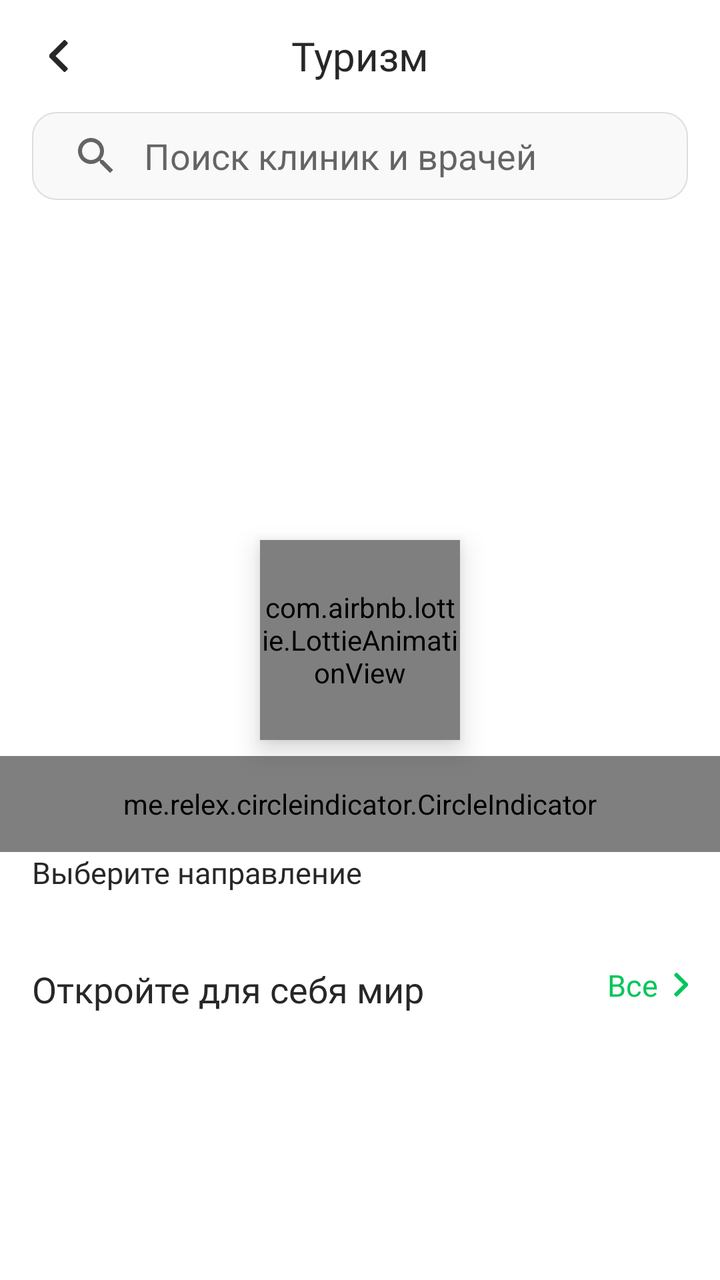
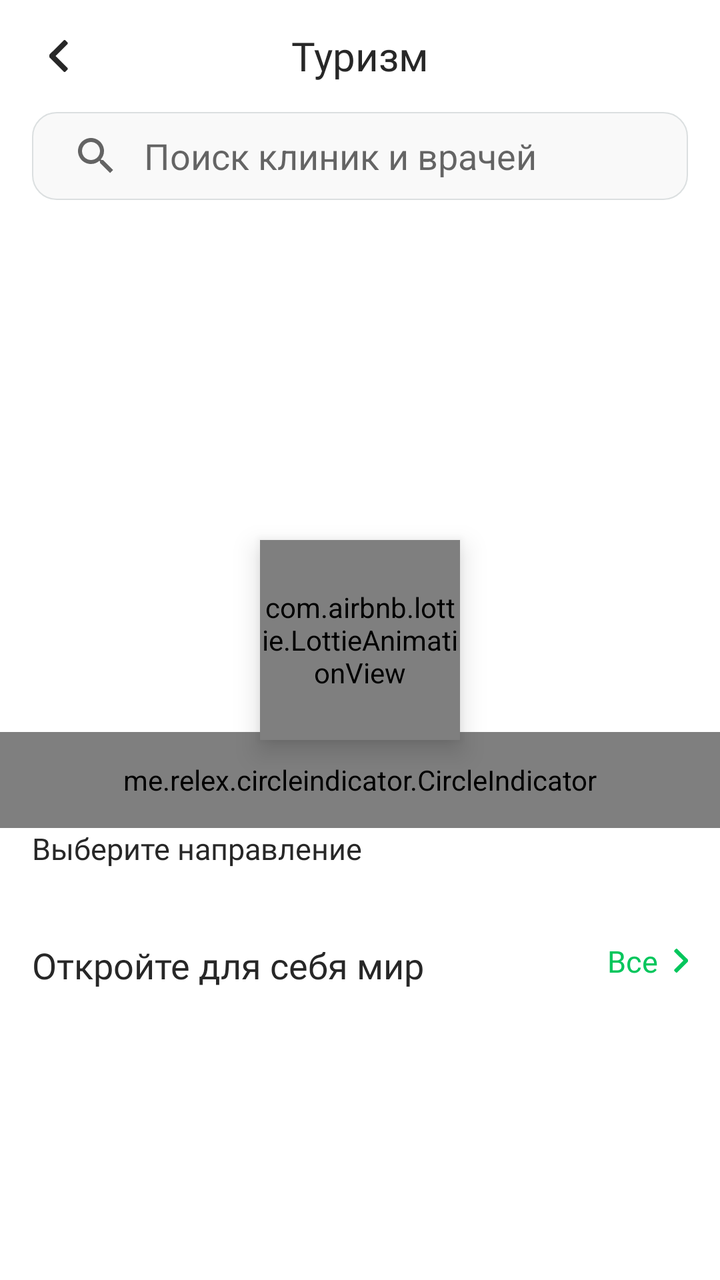

An Android layout rendered at two revisions. The XML below is the earlier revision; the diff shows what the commit changed to produce the second picture.
<!-- AndroidManifest.xml: application theme Theme.MyTaxiUz -->
<!-- res/layout/fragment_tourism_main.xml -->
<?xml version="1.0" encoding="utf-8"?>
<androidx.coordinatorlayout.widget.CoordinatorLayout xmlns:android="http://schemas.android.com/apk/res/android"
    android:layout_width="match_parent"
    xmlns:app="http://schemas.android.com/apk/res-auto"
    xmlns:tools="http://schemas.android.com/tools"
    android:orientation="vertical"
    tools:context=".fragments.tourism.mainTourism.FragmentTourismMain"
    android:layout_height="match_parent">

    <androidx.appcompat.widget.LinearLayoutCompat
        android:layout_width="match_parent"
        android:layout_height="wrap_content"
        android:orientation="vertical">
        <RelativeLayout
            android:elevation="@dimen/margin_padding_4dp"
            android:layout_width="match_parent"
            android:id="@+id/toolbar"
            android:layout_height="?attr/actionBarSize">
            <androidx.appcompat.widget.AppCompatImageView
                android:layout_width="wrap_content"
                android:layout_height="wrap_content"
                android:id="@+id/backToHome"
                android:background="?attr/selectableItemBackgroundBorderless"
                android:clickable="true"
                android:padding="@dimen/margin_padding_12dp"
                android:src="@drawable/ic_arrow_left"
                android:layout_marginStart="@dimen/margin_padding_12dp"
                android:layout_centerVertical="true"
                android:focusable="true" />

            <TextView
                android:layout_width="wrap_content"
                android:layout_height="wrap_content"
                android:text="@string/tourism"
                android:textColor="@color/black"
                android:textSize="@dimen/text_size_20sp"
                android:fontFamily="@font/inter_medium"
                android:layout_centerInParent="true"/>

        </RelativeLayout>

        <androidx.core.widget.NestedScrollView
            android:layout_width="match_parent"
            android:layout_height="wrap_content"
            android:scrollbars="none">
            <androidx.appcompat.widget.LinearLayoutCompat
                android:layout_width="match_parent"
                android:layout_height="wrap_content"
                android:orientation="vertical">

                <androidx.appcompat.widget.SearchView
                    android:id="@+id/search_view"
                    android:layout_width="match_parent"
                    android:layout_height="44dp"
                    android:layout_marginHorizontal="@dimen/margin_padding_16"
                    android:background="@drawable/bg_grey_rounded"
                    app:iconifiedByDefault="false"
                    app:queryBackground="@null"
                    app:queryHint="Поиск клиник и врачей" />

                <androidx.recyclerview.widget.RecyclerView
                    android:id="@+id/recyclerViewChip"
                    android:layout_width="match_parent"
                    android:layout_height="wrap_content"
                    android:layout_marginTop="@dimen/margin_padding_12dp"
                    android:clipToPadding="false"
                    android:orientation="horizontal"
                    android:paddingStart="@dimen/margin_padding_16"
                    android:paddingEnd="@dimen/margin_padding_8dp"
                    app:layoutManager="androidx.recyclerview.widget.LinearLayoutManager"
                    tools:itemCount="6"
                    tools:listitem="@layout/layout_textview_chip" />



                <androidx.viewpager.widget.ViewPager
                    android:layout_width="match_parent"
                    android:layout_height="250dp"
                    android:paddingHorizontal="@dimen/margin_padding_16"
                    android:clipToPadding="false"
                    android:layout_marginTop="@dimen/margin_padding_16"
                    android:id="@+id/viewPager"/>
                <me.relex.circleindicator.CircleIndicator
                    android:id="@+id/indicator"
                    app:ci_drawable_unselected="@drawable/image_unselected"
                    app:ci_drawable="@drawable/image_selected"
                    android:layout_width="match_parent"
                    android:layout_height="48dp"/>



                <androidx.appcompat.widget.AppCompatTextView
                    android:layout_width="wrap_content"
                    android:layout_height="wrap_content"
                    android:text="@string/choose_direction"
                    android:textSize="@dimen/text_size_15sp"
                    android:layout_marginHorizontal="@dimen/margin_padding_16"
                    android:textColor="@color/black"
                    android:fontFamily="@font/inter_bold"/>

                <androidx.recyclerview.widget.RecyclerView
                    android:layout_width="match_parent"
                    android:layout_height="wrap_content"
                    android:layout_marginTop="@dimen/margin_padding_12dp"
                    android:id="@+id/recyclerView"/>

                <RelativeLayout
                    android:layout_marginTop="@dimen/margin_padding_24dp"
                    android:layout_width="wrap_content"
                    android:layout_marginHorizontal="@dimen/margin_padding_16"
                    android:layout_height="wrap_content">

                    <androidx.appcompat.widget.AppCompatTextView
                        android:layout_width="wrap_content"
                        android:layout_height="wrap_content"
                        android:fontFamily="@font/inter_bold"
                        android:text="@string/discover_the_world"
                        android:textColor="@color/black"
                        android:textSize="@dimen/text_size_18sp" />

                    <androidx.appcompat.widget.AppCompatTextView
                        android:id="@+id/all"
                        android:layout_width="wrap_content"
                        android:layout_height="wrap_content"
                        android:layout_alignParentEnd="true"
                        android:drawableEnd="@drawable/ic_arrow_right"
                        android:drawablePadding="@dimen/margin_padding_8dp"
                        android:fontFamily="@font/inter_medium"
                        android:text="@string/alll"
                        android:drawableTint="@color/green"
                        android:textColor="@color/green"
                        android:textSize="@dimen/text_size_15sp" />
                </RelativeLayout>


                <androidx.recyclerview.widget.RecyclerView
                    android:paddingBottom="@dimen/margin_padding_24dp"
                    android:layout_marginTop="@dimen/margin_padding_12dp"
                    android:layout_width="match_parent"
                    android:paddingStart="@dimen/margin_padding_16"
                    android:paddingEnd="7dp"
                    android:clipToPadding="false"
                    android:layout_height="wrap_content"
                    android:id="@+id/recyclerViewDiscover"/>


            </androidx.appcompat.widget.LinearLayoutCompat>
        </androidx.core.widget.NestedScrollView>
    </androidx.appcompat.widget.LinearLayoutCompat>

    <include layout="@layout/loader_lottie"
        android:id="@+id/loader"/>






</androidx.coordinatorlayout.widget.CoordinatorLayout>
<!-- res/layout/layout_textview_chip.xml (included above) -->
<?xml version="1.0" encoding="utf-8"?>
<androidx.appcompat.widget.AppCompatTextView xmlns:android="http://schemas.android.com/apk/res/android"
    android:layout_width="wrap_content"
    android:text="Пластическая хирургия"
    android:id="@+id/title"
    android:layout_marginEnd="@dimen/margin_padding_8dp"
    android:background="@drawable/chip_drawable"
    android:paddingHorizontal="@dimen/margin_padding_12dp"
    android:paddingVertical="@dimen/dimens_10dp"
    android:layout_height="wrap_content"/>
<!-- res/layout/loader_lottie.xml (included above) -->
<?xml version="1.0" encoding="utf-8"?>
<com.airbnb.lottie.LottieAnimationView
    android:layout_width="100dp"
    android:layout_height="100dp"
    xmlns:app="http://schemas.android.com/apk/res-auto"
    xmlns:android="http://schemas.android.com/apk/res/android"
    android:elevation="@dimen/margin_padding_8dp"
    android:layout_gravity="center"
    android:id="@+id/loader"
    app:lottie_autoPlay="true"
    app:lottie_loop="true"
    app:lottie_rawRes="@raw/loader"/>
<!-- resources referenced by this layout -->
<resources>
  <color name="black">#272727</color>
  <color name="green">#02C65C</color>
  <dimen name="dimens_10dp">10dp</dimen>
  <dimen name="margin_padding_12dp">12dp</dimen>
  <dimen name="margin_padding_16">16dp</dimen>
  <dimen name="margin_padding_24dp">24dp</dimen>
  <dimen name="margin_padding_4dp">4dp</dimen>
  <dimen name="margin_padding_8dp">8dp</dimen>
  <dimen name="text_size_15sp">15sp</dimen>
  <dimen name="text_size_18sp">18sp</dimen>
  <dimen name="text_size_20sp">20sp</dimen>
  <!-- drawable bg_grey_rounded (drawable) -->
  <?xml version="1.0" encoding="utf-8"?>
  <shape xmlns:android="http://schemas.android.com/apk/res/android"
      android:shape="rectangle">
      <solid android:color="@color/grey"/>
      <corners android:radius="@dimen/margin_padding_12dp"/>
      <stroke
          android:width="0.5dp"
          android:color="@color/dark_grey" />
  
  </shape>
  <!-- drawable chip_drawable (drawable) -->
  <?xml version="1.0" encoding="utf-8"?>
  <shape xmlns:android="http://schemas.android.com/apk/res/android">
  
      <corners android:radius="@dimen/dimen_32dp"/>
      <solid android:color="@color/grey"/>
  </shape>
  <!-- drawable image_selected (drawable) -->
  <?xml version="1.0" encoding="utf-8"?>
  <shape xmlns:android="http://schemas.android.com/apk/res/android">
  
      <corners android:radius="2.5dp"/>
      <solid android:color="@color/green"/>
      <size android:width="5dp" android:height="5dp"/>
  
  
  </shape>
  <!-- drawable image_unselected (drawable) -->
  <?xml version="1.0" encoding="utf-8"?>
  <shape xmlns:android="http://schemas.android.com/apk/res/android">
  
      <corners android:radius="2dp"/>
      <solid android:color="@color/dark_grey"/>
      <size android:width="3dp" android:height="3dp"/>
  
  </shape>
  <string name="alll">Все</string>
  <string name="choose_direction">Выберите направление</string>
  <string name="discover_the_world">Откройте для себя мир</string>
  <string name="tourism">Туризм</string>
  <style name="Theme.MyTaxiUz" parent="Theme.MaterialComponents.DayNight.DarkActionBar">
          
          <item name="colorPrimary">@color/green</item>
          <item name="colorPrimaryVariant">@color/green</item>
          <item name="colorOnPrimary">@color/white</item>
          
          <item name="colorSecondary">@color/yellow</item>
          <item name="colorSecondaryVariant">@color/yellow</item>
          <item name="colorOnSecondary">@color/black</item>
  
          <item name="colorAccent">@color/green</item>
          
          <item name="android:statusBarColor" tools:targetApi="l">@color/white</item>
          
          <item name="android:datePickerStyle">@style/MyDatePickerStyle</item>
      </style>
  <color name="grey">#F9F9F9</color>
  <color name="dark_grey">#DBDFE0</color>
  <dimen name="dimen_32dp">32dp</dimen>
  <color name="white">#FFFFFFFF</color>
  <color name="yellow">#FFB802</color>
  <style name="MyDatePickerStyle" parent="@android:style/Widget.DeviceDefault.DatePicker">
          <item name="android:headerBackground">@color/red</item>
          <item name="android:headerMonthTextAppearance">@style/MyDatePickerTextAppearance</item>
      </style>
  <color name="red">#FF6060</color>
  <style name="MyDatePickerTextAppearance" parent="TextAppearance.AppCompat.Body1">
          <item name="android:textColor">@drawable/my_color_state_list</item>
      </style>
  <!-- drawable my_color_state_list (drawable) -->
  <?xml version="1.0" encoding="utf-8"?>
  <selector xmlns:android="http://schemas.android.com/apk/res/android">
      
      <item android:color="@color/green" android:state_selected="true"/>
      
  </selector>
  <!-- unchanged entries left out for length: 2 -->
</resources>

<!-- the commit's change to res/layout/fragment_tourism_main.xml (unified diff, before → after) -->
@@ -58,19 +58,6 @@
                     app:queryBackground="@null"
                     app:queryHint="Поиск клиник и врачей" />
 
-                <androidx.recyclerview.widget.RecyclerView
-                    android:id="@+id/recyclerViewChip"
-                    android:layout_width="match_parent"
-                    android:layout_height="wrap_content"
-                    android:layout_marginTop="@dimen/margin_padding_12dp"
-                    android:clipToPadding="false"
-                    android:orientation="horizontal"
-                    android:paddingStart="@dimen/margin_padding_16"
-                    android:paddingEnd="@dimen/margin_padding_8dp"
-                    app:layoutManager="androidx.recyclerview.widget.LinearLayoutManager"
-                    tools:itemCount="6"
-                    tools:listitem="@layout/layout_textview_chip" />
-
 
 
                 <androidx.viewpager.widget.ViewPager
@@ -107,6 +94,7 @@
                 <RelativeLayout
                     android:layout_marginTop="@dimen/margin_padding_24dp"
                     android:layout_width="wrap_content"
+                    android:id="@+id/explore"
                     android:layout_marginHorizontal="@dimen/margin_padding_16"
                     android:layout_height="wrap_content">
 
@@ -157,17 +145,6 @@
 
 
 </androidx.coordinatorlayout.widget.CoordinatorLayout>
-<!-- res/layout/layout_textview_chip.xml (included above) -->
-<?xml version="1.0" encoding="utf-8"?>
-<androidx.appcompat.widget.AppCompatTextView xmlns:android="http://schemas.android.com/apk/res/android"
-    android:layout_width="wrap_content"
-    android:text="Пластическая хирургия"
-    android:id="@+id/title"
-    android:layout_marginEnd="@dimen/margin_padding_8dp"
-    android:background="@drawable/chip_drawable"
-    android:paddingHorizontal="@dimen/margin_padding_12dp"
-    android:paddingVertical="@dimen/dimens_10dp"
-    android:layout_height="wrap_content"/>
 <!-- res/layout/loader_lottie.xml (included above) -->
 <?xml version="1.0" encoding="utf-8"?>
 <com.airbnb.lottie.LottieAnimationView
<!-- resource entries referenced after the edit -->
@@ -2,7 +2,6 @@
 <resources>
   <color name="black">#272727</color>
   <color name="green">#02C65C</color>
-  <dimen name="dimens_10dp">10dp</dimen>
   <dimen name="margin_padding_12dp">12dp</dimen>
   <dimen name="margin_padding_16">16dp</dimen>
   <dimen name="margin_padding_24dp">24dp</dimen>
@@ -21,13 +20,6 @@
           android:width="0.5dp"
           android:color="@color/dark_grey" />
   
-  </shape>
-  <!-- drawable chip_drawable (drawable) -->
-  <?xml version="1.0" encoding="utf-8"?>
-  <shape xmlns:android="http://schemas.android.com/apk/res/android">
-  
-      <corners android:radius="@dimen/dimen_32dp"/>
-      <solid android:color="@color/grey"/>
   </shape>
   <!-- drawable image_selected (drawable) -->
   <?xml version="1.0" encoding="utf-8"?>
@@ -70,7 +62,6 @@
       </style>
   <color name="grey">#F9F9F9</color>
   <color name="dark_grey">#DBDFE0</color>
-  <dimen name="dimen_32dp">32dp</dimen>
   <color name="white">#FFFFFFFF</color>
   <color name="yellow">#FFB802</color>
   <style name="MyDatePickerStyle" parent="@android:style/Widget.DeviceDefault.DatePicker">
